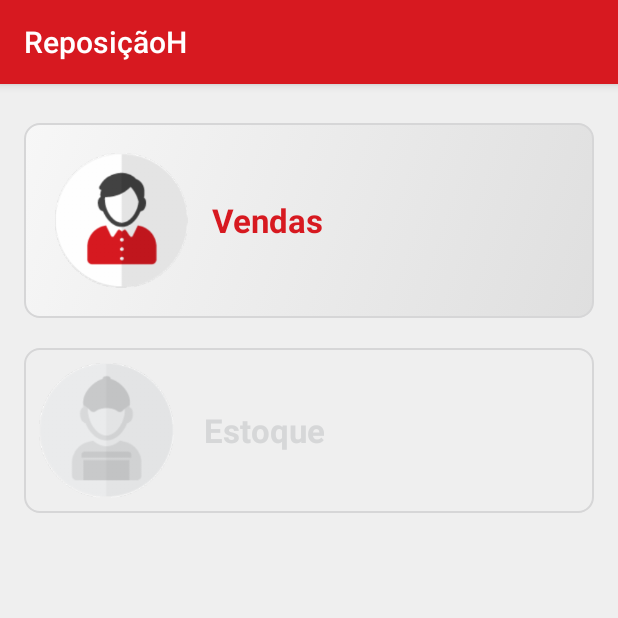
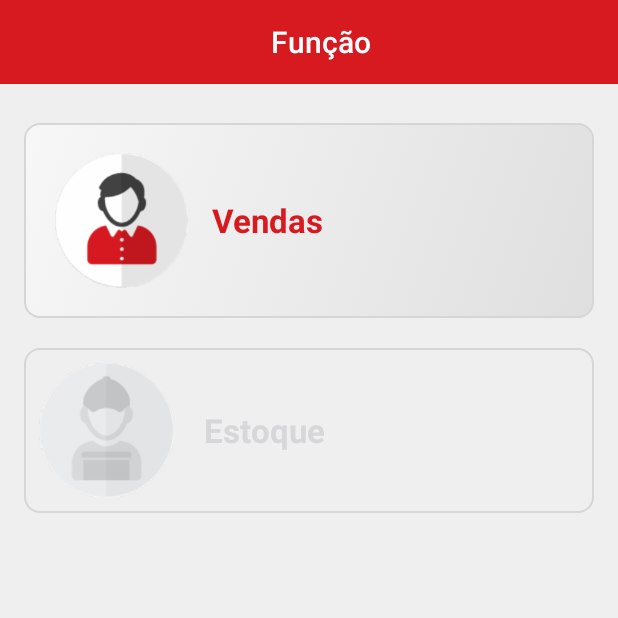
Before and after one commit to fabioseno/hackaton-android, an Android app: the SelectFunctionActivity screen opened directly, with no data from a screen before it, on a phone screen of 412 x 824 dp, the top half of it. Run offline under Robolectric (Android 15) with nearby library versions, the phone set to English and light mode, and no system bars; 1 statement that could not run was skipped.

Commit message:
Created the Toolbar that can be included in activities that require it.

```diff
--- a/app/src/main/java/com/renner/reposicao/activities/SelectFunctionActivity.java
+++ b/app/src/main/java/com/renner/reposicao/activities/SelectFunctionActivity.java
@@ -4,6 +4,7 @@ import android.os.Bundle;
 import android.support.annotation.Nullable;
 import android.support.v4.content.ContextCompat;
 import android.support.v7.app.AppCompatActivity;
+import android.support.v7.widget.Toolbar;
 import android.view.View;
 import android.widget.ImageView;
 import android.widget.LinearLayout;
@@ -17,10 +18,12 @@ import com.renner.reposicao.constants.ApplicationConstants;
  */
 public class SelectFunctionActivity extends AppCompatActivity {
 
+    private Toolbar toolbar;
     private LinearLayout btnSelectVendas;
     private LinearLayout btnSelectEstoque;
     private ImageView imgSelectVendas;
     private ImageView imgSelectEstoque;
+    private TextView txtToolbarTitle;
     private TextView txtSelectVendas;
     private TextView txtSelectEstoque;
     private TextView txtUserName;
@@ -29,6 +32,12 @@ public class SelectFunctionActivity extends AppCompatActivity {
     protected void onCreate(Bundle savedInstanceState) {
         super.onCreate(savedInstanceState);
         setContentView(R.layout.activity_select_function);
+
+        // Defines the Toolbar and its title
+        toolbar = (Toolbar) findViewById(R.id.toolbar);
+        setSupportActionBar(toolbar);
+        txtToolbarTitle = (TextView) toolbar.findViewById(R.id.toolbar_title);
+        txtToolbarTitle.setText(getResources().getString(R.string.str_title_funcao));
 
         btnSelectVendas = (LinearLayout) findViewById(R.id.btnSelectVendas);
         btnSelectEstoque = (LinearLayout) findViewById(R.id.btnSelectEstoque);
@@ -44,6 +53,7 @@ public class SelectFunctionActivity extends AppCompatActivity {
         super.onPostCreate(savedInstanceState);
 
         initWidgets();
+
     }
 
     /**
--- a/app/src/main/res/layout/activity_select_function.xml
+++ b/app/src/main/res/layout/activity_select_function.xml
@@ -5,16 +5,26 @@
     android:layout_height="match_parent"
     android:background="@color/background_grey"
     android:orientation="vertical"
-    android:paddingBottom="@dimen/activity_vertical_margin"
-    android:paddingLeft="@dimen/activity_horizontal_margin"
-    android:paddingRight="@dimen/activity_horizontal_margin"
-    android:paddingTop="@dimen/activity_vertical_margin"
     tools:context=".activities.SelectFunctionActivity">
 
     <LinearLayout
         android:layout_width="match_parent"
         android:layout_height="match_parent"
         android:orientation="vertical">
+
+        <include
+            layout="@layout/toolbar"
+            android:layout_width="match_parent"
+            android:layout_height="wrap_content" />
+
+        <LinearLayout
+            android:layout_width="match_parent"
+            android:layout_height="match_parent"
+            android:orientation="vertical"
+            android:paddingBottom="@dimen/activity_vertical_margin"
+            android:paddingLeft="@dimen/activity_horizontal_margin"
+            android:paddingRight="@dimen/activity_horizontal_margin"
+            android:paddingTop="@dimen/activity_vertical_margin">
 
             <LinearLayout
                 android:id="@+id/btnSelectVendas"
@@ -89,5 +99,5 @@
             android:gravity="center_horizontal"
             android:textColor="@color/user_name_text"
             android:textSize="15sp" />
-
+    </LinearLayout>
 </RelativeLayout>
--- /dev/null
+++ b/app/src/main/res/layout/toolbar.xml
@@ -0,0 +1,25 @@
+<android.support.v7.widget.Toolbar
+    xmlns:android="http://schemas.android.com/apk/res/android"
+    android:id="@+id/toolbar"
+    android:layout_width="match_parent"
+    android:layout_height="?attr/actionBarSize"
+    android:layout_margin="0dp"
+    android:padding="0dp"
+    android:background="?attr/colorPrimary">
+
+    <!-- Use include on every activity that needs the toolbar -->
+    <FrameLayout
+        android:layout_width="match_parent"
+        android:layout_height="match_parent">
+        <TextView
+            android:id="@+id/toolbar_title"
+            style="@style/TextAppearance.AppCompat.Widget.ActionBar.Title.Inverse"
+            android:layout_width="wrap_content"
+            android:layout_height="fill_parent"
+            android:layout_gravity="center"
+            android:gravity="center_vertical"
+            android:orientation="horizontal"
+            android:textColor="@color/white"
+            android:visibility="visible" />
+    </FrameLayout>
+</android.support.v7.widget.Toolbar>
--- a/app/src/main/res/values-v21/styles.xml
+++ b/app/src/main/res/values-v21/styles.xml
@@ -1,7 +1,7 @@
 <resources>
 
     <!-- Base application theme. -->
-    <style name="AppTheme" parent="Theme.AppCompat.Light" >
+    <style name="AppTheme" parent="Theme.AppCompat.Light.NoActionBar" >
         <item name="colorPrimary">@color/action_bar_color</item>
         <item name="colorAccent">@color/action_bar_color</item>
         <item name="android:textColorPrimary">@color/white</item>
--- a/app/src/main/res/values/strings.xml
+++ b/app/src/main/res/values/strings.xml
@@ -13,6 +13,7 @@
     <string name="str_login_dialog_close">Fechar</string>
 
     <!-- FUNCTION SELECT SCREEN -->
+    <string name="str_title_funcao">Função</string>
     <string name="str_vendas">Vendas</string>
     <string name="str_estoque">Estoque</string>
 </resources>
--- a/app/src/main/res/values/styles.xml
+++ b/app/src/main/res/values/styles.xml
@@ -1,7 +1,7 @@
 <resources>
 
     <!-- Base application theme. -->
-    <style name="AppTheme" parent="Theme.AppCompat.Light" >
+    <style name="AppTheme" parent="Theme.AppCompat.Light.NoActionBar" >
         <item name="colorPrimary">@color/action_bar_color</item>
         <item name="colorAccent">@color/action_bar_color</item>
         <item name="android:textColorPrimary">@color/white</item>
--- a/gradle.properties
+++ b/gradle.properties
@@ -13,7 +13,3 @@
 # http://www.gradle.org/docs/current/userguide/multi_project_builds.html#sec:decoupled_projects
 # org.gradle.parallel=true
 #Mon Aug 15 15:14:27 BRT 2016
-systemProp.http.proxyPassword=renner@50
-systemProp.http.proxyHost=cache.lojasrenner.com.br
-systemProp.http.proxyPort=3128
-systemProp.http.proxyUser=00196496
```
Lines whose indentation alone changed are shown as unchanged.
